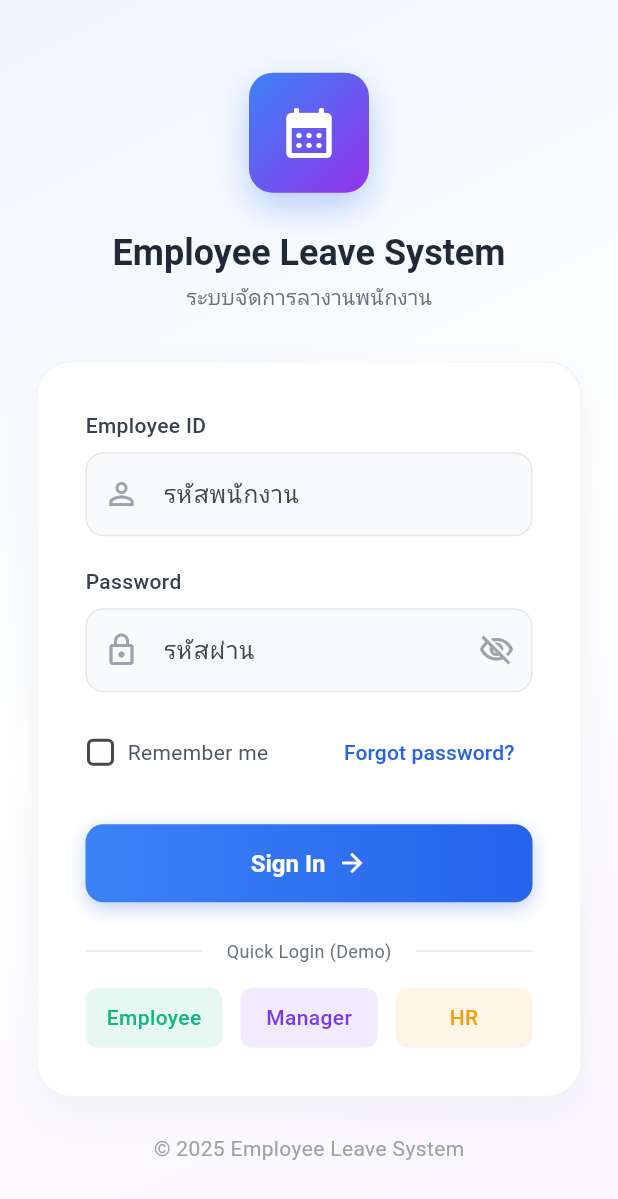
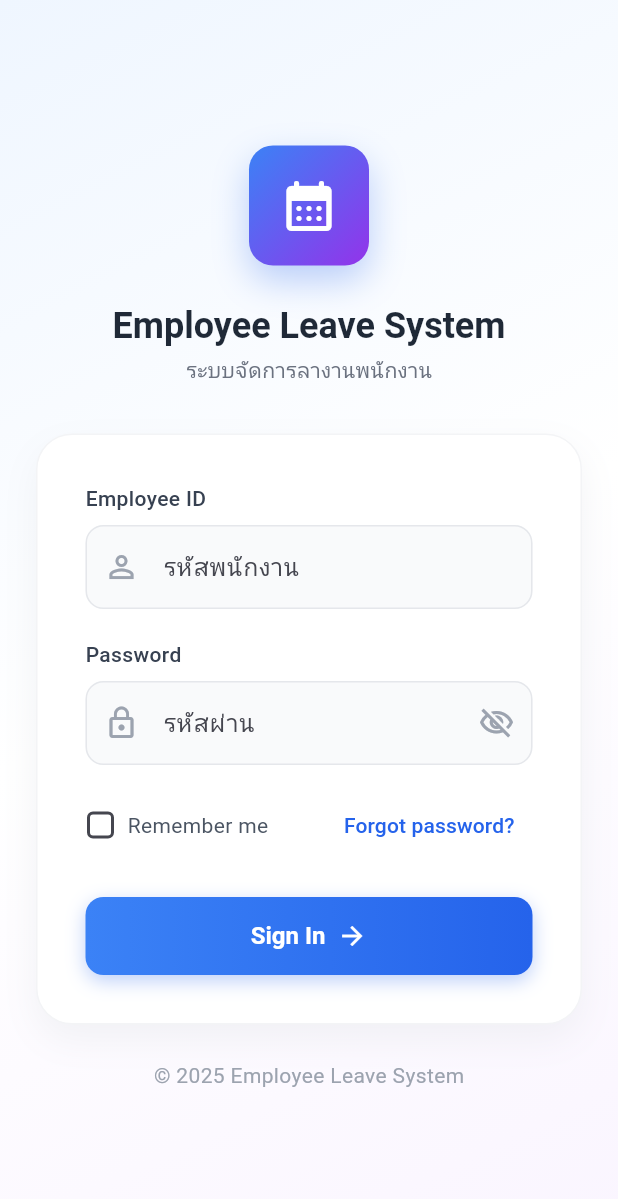
Before and after one commit to DEterMinat/emp_leave_app, a Flutter app: the screen it shows after launch, on a phone screen of 412 x 824 dp. Shown: the top 1199 px of the screen. Run offline on Flutter 3.47's test engine with Material 3 defaults, Android fonts, the phone set to English and light mode, and no system bars; our stand-ins replace dio, file_picker, firebase_messaging, flutter_dotenv, flutter_riverpod, shared_preferences; missing offline and left inert: signalr_netcore; accounts and stored records are empty.

Commit message:
Delete Demo Loign

```diff
--- a/lib/features/auth/login_screen.dart
+++ b/lib/features/auth/login_screen.dart
@@ -49,12 +49,6 @@ class _LoginScreenState extends ConsumerState<LoginScreen> {
     }
   }
 
-  void _quickLogin(String role) {
-    // Demo quick login
-    _usernameController.text = role;
-    _passwordController.text = 'demo123';
-    _handleLogin();
-  }
 
   @override
   Widget build(BuildContext context) {
@@ -322,58 +316,6 @@ class _LoginScreenState extends ConsumerState<LoginScreen> {
                             ),
                           ),
 
-                          const SizedBox(height: 24),
-
-                          // Divider
-                          Row(
-                            children: [
-                              Expanded(child: Divider(color: AppTheme.gray200)),
-                              Padding(
-                                padding: const EdgeInsets.symmetric(
-                                  horizontal: 16,
-                                ),
-                                child: Text(
-                                  'Quick Login (Demo)',
-                                  style: TextStyle(
-                                    fontSize: 12,
-                                    color: AppTheme.gray500,
-                                  ),
-                                ),
-                              ),
-                              Expanded(child: Divider(color: AppTheme.gray200)),
-                            ],
-                          ),
-
-                          const SizedBox(height: 16),
-
-                          // Quick login buttons (matching frontend)
-                          Row(
-                            children: [
-                              Expanded(
-                                child: _QuickLoginButton(
-                                  label: 'Employee',
-                                  color: AppTheme.success,
-                                  onTap: () => _quickLogin('employee'),
-                                ),
-                              ),
-                              const SizedBox(width: 12),
-                              Expanded(
-                                child: _QuickLoginButton(
-                                  label: 'Manager',
-                                  color: AppTheme.purple,
-                                  onTap: () => _quickLogin('manager'),
-                                ),
-                              ),
-                              const SizedBox(width: 12),
-                              Expanded(
-                                child: _QuickLoginButton(
-                                  label: 'HR',
-                                  color: AppTheme.warning,
-                                  onTap: () => _quickLogin('hr'),
-                                ),
-                              ),
-                            ],
-                          ),
                         ],
                       ),
                     ),
@@ -394,40 +336,3 @@ class _LoginScreenState extends ConsumerState<LoginScreen> {
     );
   }
 }
-
-class _QuickLoginButton extends StatelessWidget {
-  final String label;
-  final Color color;
-  final VoidCallback onTap;
-
-  const _QuickLoginButton({
-    required this.label,
-    required this.color,
-    required this.onTap,
-  });
-
-  @override
-  Widget build(BuildContext context) {
-    return InkWell(
-      onTap: onTap,
-      borderRadius: BorderRadius.circular(8),
-      child: Container(
-        padding: const EdgeInsets.symmetric(vertical: 10),
-        decoration: BoxDecoration(
-          color: color.withValues(alpha: 0.1),
-          borderRadius: BorderRadius.circular(8),
-        ),
-        child: Center(
-          child: Text(
-            label,
-            style: TextStyle(
-              fontSize: 14,
-              fontWeight: FontWeight.w500,
-              color: color,
-            ),
-          ),
-        ),
-      ),
-    );
-  }
-}
```
